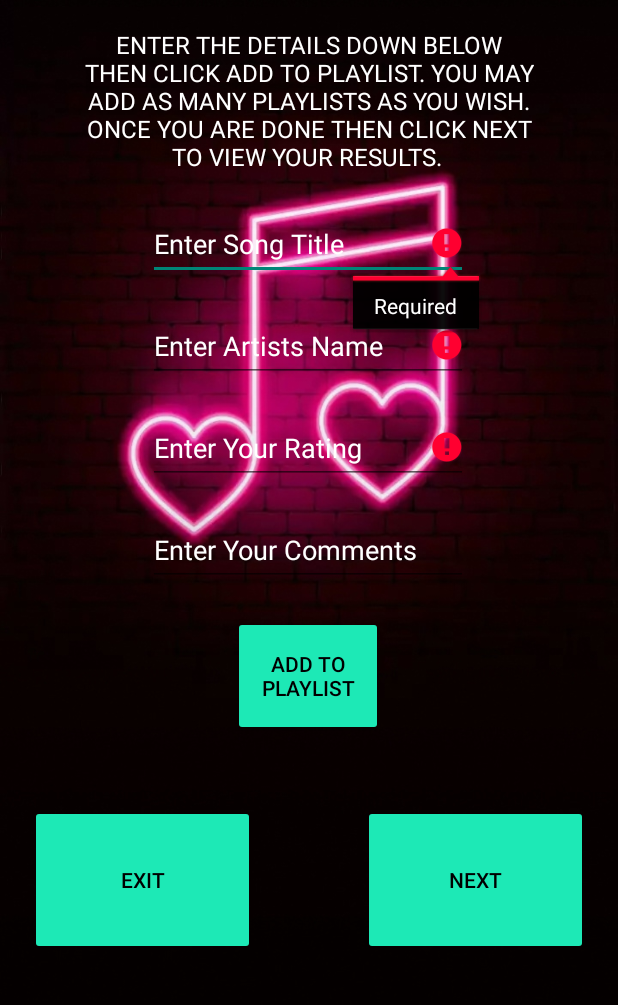
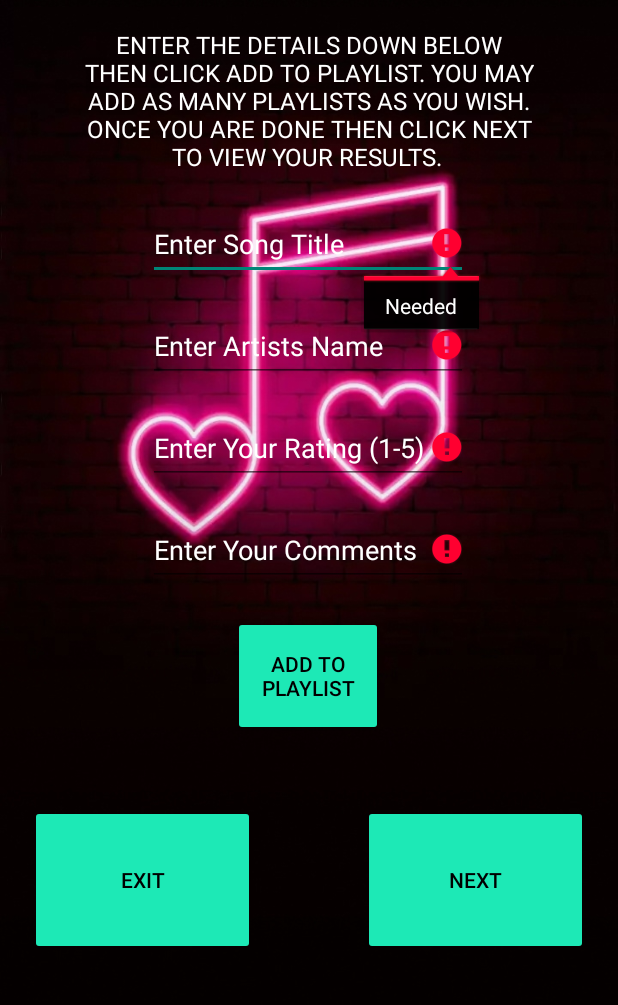
Before and after one commit to Jean-glitch22/Music_Playlist_Manager_App, an Android app: the screen it shows after launch (MainActivity), after a tap on "ADD TO PLAYLIST", on a phone screen of 412 x 824 dp, the part 221-1226 px from its top. Run offline under Robolectric (Android 15) with nearby library versions, the phone set to English and light mode, and no system bars.

Commit message:
First Screens comments

```diff
--- a/app/src/main/java/vcmsa/jean/musicplaylistmanagerapp/MainActivity.kt
+++ b/app/src/main/java/vcmsa/jean/musicplaylistmanagerapp/MainActivity.kt
@@ -17,7 +17,7 @@ class MainActivity : AppCompatActivity() {
     private val ratingList = ArrayList<Int>()
     private val commentsList = ArrayList<String>()
 
-    // Declare lateinit properties for your views
+    // these are the views
     private lateinit var edtSongTitles: EditText
     private lateinit var edtArtistName: EditText
     private lateinit var edtRating: EditText
@@ -36,7 +36,7 @@ class MainActivity : AppCompatActivity() {
             insets
         }
 
-        // Initialize your lateinit properties here
+        //these initialize the views
         edtSongTitles = findViewById(R.id.edtSongTitles)
         edtArtistName = findViewById(R.id.edtArtistName)
         edtRating = findViewById(R.id.edtRating)
@@ -45,7 +45,7 @@ class MainActivity : AppCompatActivity() {
         btnNextScreen = findViewById(R.id.btnNextScreen)
         btnExitApp = findViewById(R.id.btnExitApp)
 
-        // Set click listeners inside onCreate
+        // sets a click listener on the button
         btnAddToPlaylist.setOnClickListener {
             addSong()
         }
@@ -54,49 +54,50 @@ class MainActivity : AppCompatActivity() {
             val intent = Intent(this, DetailedViewScreen::class.java)
             intent.putStringArrayListExtra("songTitles", songTitlesList)
             intent.putStringArrayListExtra("artistName", artistNameList)
-            intent.putIntegerArrayListExtra("rating", ratingList) // Use putIntegerArrayListExtra for ArrayList<Int>
+            intent.putIntegerArrayListExtra("rating", ratingList) //using and int array here for the rating
             intent.putStringArrayListExtra("comments", commentsList)
             startActivity(intent)
         }
 
         btnExitApp.setOnClickListener {
-            finishAffinity() // Closes all activities in the task
+            finishAffinity()
+            //this will close the app
         }
-    } // End of onCreate
+    } // end of onCreate
 
-    private fun addSong() { // Made private as it's only used within this class
-        val songTitleText = edtSongTitles.text.toString().trim() // Use .trim()
-        val artistNameText = edtArtistName.text.toString().trim() // Use .trim()
-        val ratingText = edtRating.text.toString().trim()       // Use .trim()
-        val commentsText = edtComments.text.toString().trim()     // Use .trim()
+    private fun addSong() { // this function will add the song to the playlist
+        val songTitleText = edtSongTitles.text.toString().trim()
+        val artistNameText = edtArtistName.text.toString().trim()
+        val ratingText = edtRating.text.toString().trim()
+        val commentsText = edtComments.text.toString().trim()  //these will get the text from the edit text
 
-        if (songTitleText.isNotEmpty() && artistNameText.isNotEmpty() && ratingText.isNotEmpty()) {
-            // Validate rating format (should be an integer)
-            val ratingValue = ratingText.toIntOrNull() // Safely convert to Int or null
-            if (ratingValue == null || ratingValue !in 1..5) { // Assuming 1-5 rating
-                Toast.makeText(this, "Please enter a valid rating (1-5)", Toast.LENGTH_SHORT).show()
-                edtRating.requestFocus() // Optionally focus the rating field
-                return // Stop further execution if rating is invalid
+        if (songTitleText.isNotEmpty() && artistNameText.isNotEmpty() && ratingText.isNotEmpty() && commentsText.isNotEmpty()) { // these check if the edit text is empty
+            //here we validate the rating
+            val ratingValue = ratingText.toIntOrNull()
+            if (ratingValue == null || ratingValue !in 1..5) { //if the rating is not between 1 and 5 then it will show an error message
+                Toast.makeText(this, "Enter A Rating Of (1-5)", Toast.LENGTH_SHORT).show()
+                edtRating.requestFocus()
+                return
             }
 
             songTitlesList.add(songTitleText)
             artistNameList.add(artistNameText)
-            ratingList.add(ratingValue) // Add the validated integer rating
-            commentsList.add(commentsText) // Comments can be empty if you allow it
+            ratingList.add(ratingValue) // adds the valid rating to the list
+            commentsList.add(commentsText)
 
-            Toast.makeText(this, "Song added to playlist", Toast.LENGTH_SHORT).show()
+            Toast.makeText(this, "Playlist Updated", Toast.LENGTH_SHORT).show() // this will show a toast message that the playlist has been updated
 
-            edtSongTitles.text.clear()
+            edtSongTitles.text.clear() // these will clear the edit text so that more can be added to the playlist
             edtArtistName.text.clear()
             edtRating.text.clear()
             edtComments.text.clear()
-            edtSongTitles.requestFocus() // Optionally focus the first field for next entry
+            edtSongTitles.requestFocus()
         } else {
-            Toast.makeText(this, "Please enter song title, artist name, and rating", Toast.LENGTH_SHORT).show()
-            // You could add logic here to highlight which specific field is missing
-            if (songTitleText.isEmpty()) edtSongTitles.error = "Required"
-            if (artistNameText.isEmpty()) edtArtistName.error = "Required"
-            if (ratingText.isEmpty()) edtRating.error = "Required"
+            Toast.makeText(this, "Please Enter The Details For All Fields", Toast.LENGTH_SHORT).show()// this will show a toast message that the playlist has not been updated
+            if (songTitleText.isEmpty()) edtSongTitles.error = "Needed"// these will show an error message if the edit text is empty
+            if (artistNameText.isEmpty()) edtArtistName.error = "Needed"
+            if (ratingText.isEmpty()) edtRating.error = "Needed"
+            if (commentsText.isEmpty()) edtComments.error = "Needed"
         }
     }
 }
--- a/app/src/main/res/layout/activity_main.xml
+++ b/app/src/main/res/layout/activity_main.xml
@@ -115,7 +115,7 @@
             android:layout_marginTop="20dp"
             android:layout_marginEnd="20dp"
             android:ems="10"
-            android:hint="Enter Your Rating"
+            android:hint="Enter Your Rating (1-5)"
             android:inputType="text"
             android:minHeight="48dp"
             android:textColor="@color/white"
```
